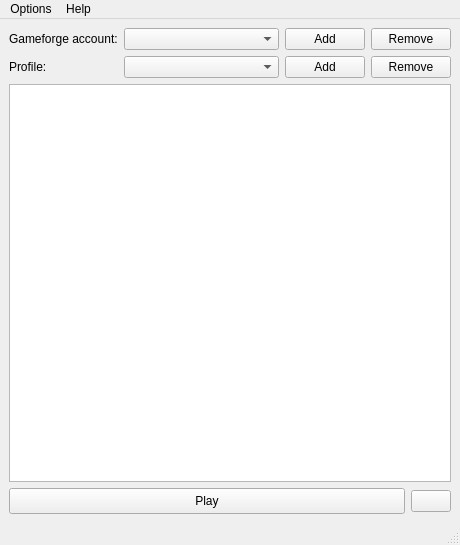
Above: Launcher/src/gui/mainwindow.ui from hatz2/GflessClient before the change. Below: the same form after it.
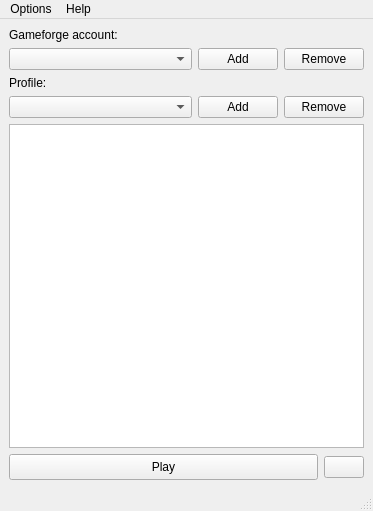
That is the form after the change. Icons and pictures are not drawn.

The edit to the form file:
```diff
--- a/Launcher/src/gui/mainwindow.ui
+++ b/Launcher/src/gui/mainwindow.ui
@@ -6,8 +6,8 @@
    <rect>
     <x>0</x>
     <y>0</y>
-    <width>460</width>
-    <height>545</height>
+    <width>373</width>
+    <height>511</height>
    </rect>
   </property>
   <property name="windowTitle">
@@ -18,17 +18,17 @@
     <normaloff>:/resources/gfless_icon.png</normaloff>:/resources/gfless_icon.png</iconset>
   </property>
   <widget class="QWidget" name="centralwidget">
-   <layout class="QVBoxLayout" name="verticalLayout">
+   <layout class="QVBoxLayout" name="verticalLayout_2">
     <item>
-     <layout class="QFormLayout" name="formLayout">
-      <item row="0" column="0">
+     <layout class="QVBoxLayout" name="verticalLayout">
+      <item>
        <widget class="QLabel" name="label_3">
         <property name="text">
          <string>Gameforge account:</string>
         </property>
        </widget>
       </item>
-      <item row="0" column="1">
+      <item>
        <layout class="QHBoxLayout" name="horizontalLayout_2" stretch="1,0,0">
         <item>
          <widget class="QComboBox" name="gameforgeAccountComboBox"/>
@@ -49,14 +49,14 @@
         </item>
        </layout>
       </item>
-      <item row="1" column="0">
+      <item>
        <widget class="QLabel" name="label">
         <property name="text">
          <string>Profile:</string>
         </property>
        </widget>
       </item>
-      <item row="1" column="1">
+      <item>
        <layout class="QHBoxLayout" name="horizontalLayout" stretch="1,0,0">
         <item>
          <widget class="QComboBox" name="profileComboBox">
@@ -140,7 +140,7 @@
     <rect>
      <x>0</x>
      <y>0</y>
-     <width>460</width>
+     <width>373</width>
      <height>21</height>
     </rect>
    </property>
```
